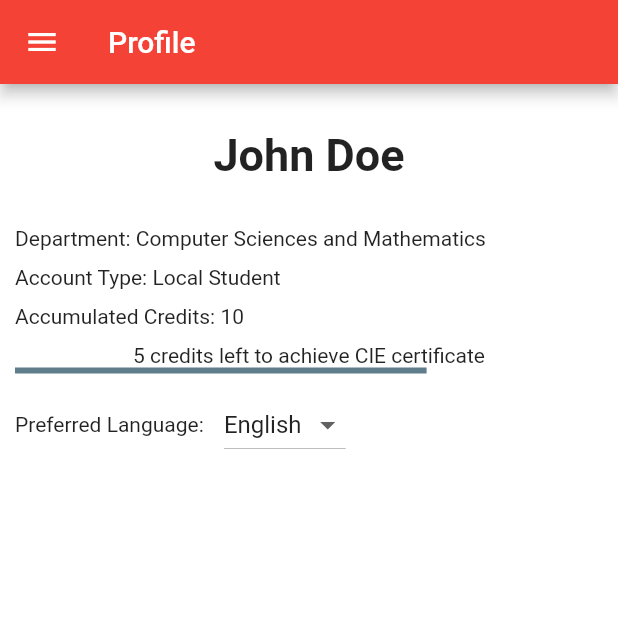
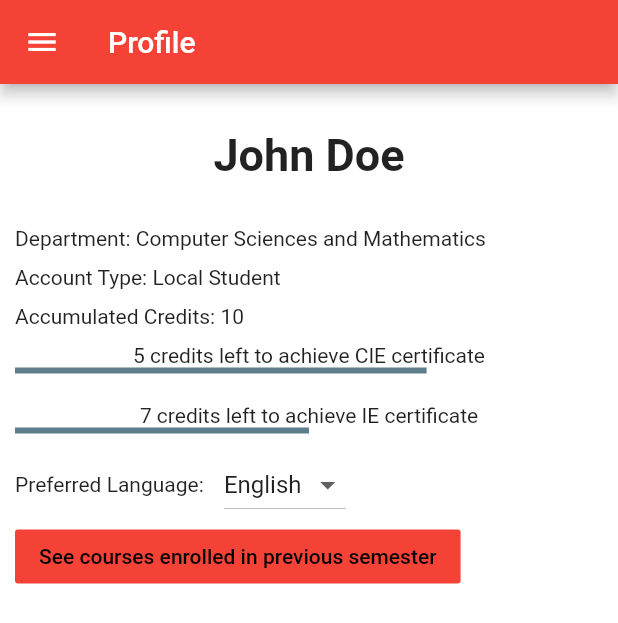
Before and after one commit to mobileappdevhm/concept-team-1, a Flutter app: the Profile screen opened by its route, on a phone screen of 412 x 824 dp. Shown: the top 623 px of the screen. Run offline on Flutter 3.47's test engine with Material 2 defaults, Android fonts, the phone set to English and light mode, and no system bars.

Commit message:
Previous semester button

```diff
--- a/prototype2/lib/screens/profile.dart
+++ b/prototype2/lib/screens/profile.dart
@@ -102,6 +102,16 @@ class _ProfileState extends State<Profile> {
                     ),
                   ),
 
+                  new Container(
+                    padding: new EdgeInsets.all(10.0),
+                    child: new Column(
+                      children: <Widget>[
+                        new Text('7 credits left to achieve IE certificate'),
+                        new LinearProgressIndicator(value:0.5),
+                      ],
+                    ),
+                  ),
+
                   new Row(
                     mainAxisAlignment: MainAxisAlignment.start,
                     children: <Widget>[
@@ -122,6 +132,28 @@ class _ProfileState extends State<Profile> {
                       ),
                     ],
                   ),
+
+                    new Row(
+                      mainAxisAlignment: MainAxisAlignment.start,
+                      children: <Widget>[
+                        new Padding(
+                          padding: new EdgeInsets.fromLTRB(10.0, 0.0, 10.0, 0.0),
+                          child:new RaisedButton(
+                              onPressed: null,
+                              color: Colors.red ,
+                              disabledColor: Colors.red,
+                              child: new Text(
+                                  "See courses enrolled in previous semester",
+                                  style: new TextStyle(
+                                    color: Colors.black,
+                                  )
+                              ),
+
+                          ),
+                        ),
+
+                      ],
+                    )
                   ])
             ],
           ),
```
